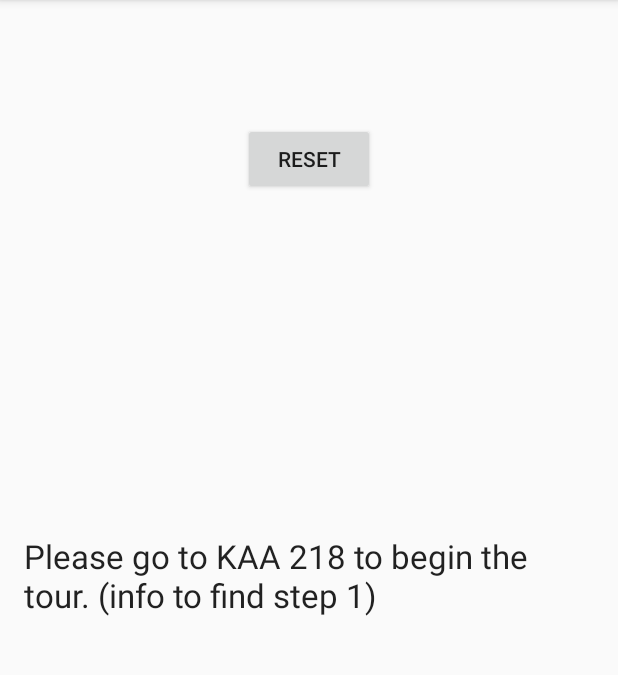
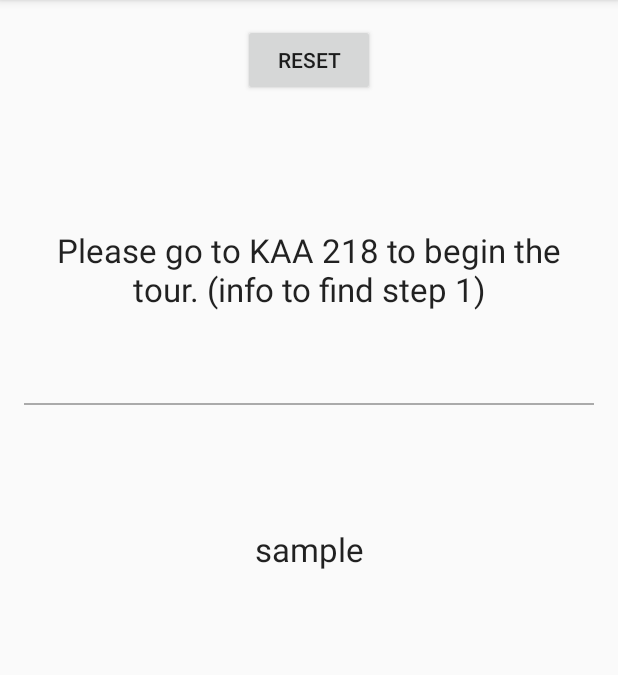
Before and after one commit to UHMC/scavenger-hunt, an Android app: the screen it shows after launch (MainActivity), on a phone screen of 412 x 824 dp, the part 84-759 px from its top. Run offline under Robolectric (Android 15) with nearby library versions, the phone set to English and light mode, and no system bars; libraries missing offline, so code that uses them is left out: org.altbeacon.beacon; 7 statements that could not run were skipped.

Commit message:
Fix UI and looks for proper URLs
- Splits UI into two textviews
- Strings need to be edited

```diff
--- a/app/src/main/java/educybersecurity/hawaii/maui/uhmcscavengerhunt/MainActivity.java
+++ b/app/src/main/java/educybersecurity/hawaii/maui/uhmcscavengerhunt/MainActivity.java
@@ -34,10 +34,10 @@ public class MainActivity extends AppCompatActivity implements BeaconConsumer, R
     private int currentStop;
     private static final double RADIUS = 2;
     private static final String[] hexURLs = {
-            "http://test1url.net",
-            "http://www.example.com/folder/file2.ext/",
-            "http://www.example.com/folder/file3.ext/",
-            "http://www.example.com/folder/file4.ext/",
+            "https://goo.gl/1rFS5Y", // http://facebook.com/abit4maui
+            "https://goo.gl/xHgBWx", // http://maui.hawaii.edu/abit/
+            "http://goo.gl/GKx1eU", // http://maui.hawaii.edu/abit/abitin3
+            "http://goo.gl/tZbCPl", // http://maui.hawaii.edu/cybersecurity
             "http://www.example.com/folder/file5.ext/",
             "http://www.example.com/folder/file6.ext/"
     };
@@ -54,7 +54,8 @@ public class MainActivity extends AppCompatActivity implements BeaconConsumer, R
         setContentView(R.layout.activity_main);
         Toolbar toolbar = (Toolbar) findViewById(R.id.toolbar);
         setSupportActionBar(toolbar);
-        TextView content = (TextView) findViewById(R.id.step);
+        TextView info = (TextView) findViewById(R.id.info);
+        TextView next = (TextView) findViewById(R.id.next);
         // Creates a file for keeping track of steps, only happens once also initializes currentStop
         FileWriter fw;
         FileReader fr;
@@ -80,7 +81,7 @@ public class MainActivity extends AppCompatActivity implements BeaconConsumer, R
 
         switch(currentStop) {
             case 0:
-                content.setText(R.string.step0);
+                info.setText(R.string.step0_next);
 /*
                 try {
                     currentStop++;
@@ -93,16 +94,20 @@ public class MainActivity extends AppCompatActivity implements BeaconConsumer, R
 */
                 break;
             case 1:
-                content.setText(R.string.step1);
+                info.setText(R.string.step1_info);
+                next.setText(R.string.step1_next);
                 break;
             case 2:
-                content.setText(R.string.step2);
+                info.setText(R.string.step2_info);
+                next.setText(R.string.step2_next);
                 break;
             case 3:
-                content.setText(R.string.step3);
+                info.setText(R.string.step3_info);
+                next.setText(R.string.step3_info);
                 break;
             case 4:
-                content.setText(R.string.step4);
+                info.setText(R.string.step4_info);
+                next.setText(R.string.step4_next);
                 break;
         }
 
@@ -162,8 +167,10 @@ public class MainActivity extends AppCompatActivity implements BeaconConsumer, R
                                 // update UI to step 1
                                 runOnUiThread(new Runnable() {
                                     public void run() {
-                                        TextView main = (TextView) findViewById(R.id.step);
-                                        main.setText(R.string.step1);
+                                        TextView info = (TextView) findViewById(R.id.info);
+                                        TextView next = (TextView) findViewById(R.id.next);
+                                        info.setText(R.string.step1_info);
+                                        next.setText(R.string.step1_next);
                                     }
                                 });
 
@@ -180,8 +187,10 @@ public class MainActivity extends AppCompatActivity implements BeaconConsumer, R
                                 // update UI to step 2
                                 runOnUiThread(new Runnable() {
                                     public void run() {
-                                        TextView main = (TextView) findViewById(R.id.step);
-                                        main.setText(R.string.step2);
+                                        TextView info = (TextView) findViewById(R.id.info);
+                                        TextView next = (TextView) findViewById(R.id.next);
+                                        info.setText(R.string.step2_info);
+                                        next.setText(R.string.step2_next);
                                     }
                                 });
 
@@ -197,8 +206,10 @@ public class MainActivity extends AppCompatActivity implements BeaconConsumer, R
                                 // update UI to step 3
                                 runOnUiThread(new Runnable() {
                                     public void run() {
-                                        TextView main = (TextView) findViewById(R.id.step);
-                                        main.setText(R.string.step3);
+                                        TextView info = (TextView) findViewById(R.id.info);
+                                        TextView next = (TextView) findViewById(R.id.next);
+                                        info.setText(R.string.step3_info);
+                                        next.setText(R.string.step3_next);
                                     }
                                 });
 
@@ -214,8 +225,10 @@ public class MainActivity extends AppCompatActivity implements BeaconConsumer, R
                                 // update UI to step 4
                                 runOnUiThread(new Runnable() {
                                     public void run() {
-                                        TextView main = (TextView) findViewById(R.id.step);
-                                        main.setText(R.string.step4);
+                                        TextView info = (TextView) findViewById(R.id.info);
+                                        TextView next = (TextView) findViewById(R.id.next);
+                                        info.setText(R.string.step4_info);
+                                        next.setText(R.string.step4_next);
                                     }
                                 });
 
--- a/app/src/main/res/layout/content_main.xml
+++ b/app/src/main/res/layout/content_main.xml
@@ -13,23 +13,48 @@
     tools:showIn="@layout/activity_main">
 
     <TextView
-        android:layout_width="wrap_content"
+        android:layout_width="match_parent"
         android:layout_height="wrap_content"
         android:textAppearance="?android:attr/textAppearanceLarge"
-        android:id="@+id/step"
-        android:layout_centerVertical="true"
-        android:layout_centerHorizontal="true"
+        android:id="@+id/info"
+        android:gravity="center"
         android:autoLink="web"
-        />
-
+        android:paddingBottom="10dp"
+        android:text="sample"
+        android:layout_marginTop="88dp"
+        android:layout_below="@+id/button"
+        android:layout_alignParentRight="true"
+        android:layout_alignParentEnd="true" />
+    <View
+        android:layout_width="match_parent"
+        android:layout_height="1dp"
+        android:background="@android:color/darker_gray"
+        android:id="@+id/view"
+        android:layout_marginTop="51dp"
+        android:layout_below="@+id/info"
+        android:layout_alignParentRight="true"
+        android:layout_alignParentEnd="true" />
     <Button
         android:layout_width="wrap_content"
         android:layout_height="wrap_content"
         android:text="reset"
         android:id="@+id/button"
+        android:onClick="reset"
         android:layout_alignParentTop="true"
-        android:layout_centerHorizontal="true"
-        android:layout_marginTop="66dp"
-        android:onClick="reset"/>
+        android:layout_centerHorizontal="true" />
+
+    <TextView
+        android:layout_width="match_parent"
+        android:layout_height="wrap_content"
+        android:textAppearance="?android:attr/textAppearanceLarge"
+        android:id="@+id/next"
+        android:gravity="center"
+        android:autoLink="web"
+        android:paddingBottom="10dp"
+        android:text="sample"
+        android:layout_marginTop="81dp"
+        android:layout_below="@+id/view"
+        android:layout_alignParentRight="true"
+        android:layout_alignParentEnd="true" />
 
 </RelativeLayout>
--- a/app/src/main/res/values/strings.xml
+++ b/app/src/main/res/values/strings.xml
@@ -1,9 +1,13 @@
 <resources>
     <string name="app_name">UHMC Scavenger Hunt</string>
     <string name="action_settings">Settings</string>
-    <string name="step0">Please go to KAA 218 to begin the tour. (info to find step 1)</string>
-    <string name="step1">Info to find step 2</string>
-    <string name="step2">Info to find step 3</string>
-    <string name="step3">Info to find step 4</string>
-    <string name="step4">End of the tour</string>
+    <string name="step0_next">Please go to KAA 218 to begin the tour. (info to find step 1)</string>
+    <string name="step1_info">Are you interested in ABIT? Follow the link to learn more!\n\n http://google.com</string>
+    <string name="step1_next">Info to find step 2</string>
+    <string name="step2_info">Information on step 2 and URL</string>
+    <string name="step2_next">Info to find step 3</string>
+    <string name="step3_info">Information on step 3 and  URL</string>
+    <string name="step3_next">Info to find step 4</string>
+    <string name="step4_info">End of the tour</string>
+    <string name="step4_next">Thanks for playing! Brought to you by the UHMC Cybersecurity Team</string>
 </resources>
```
